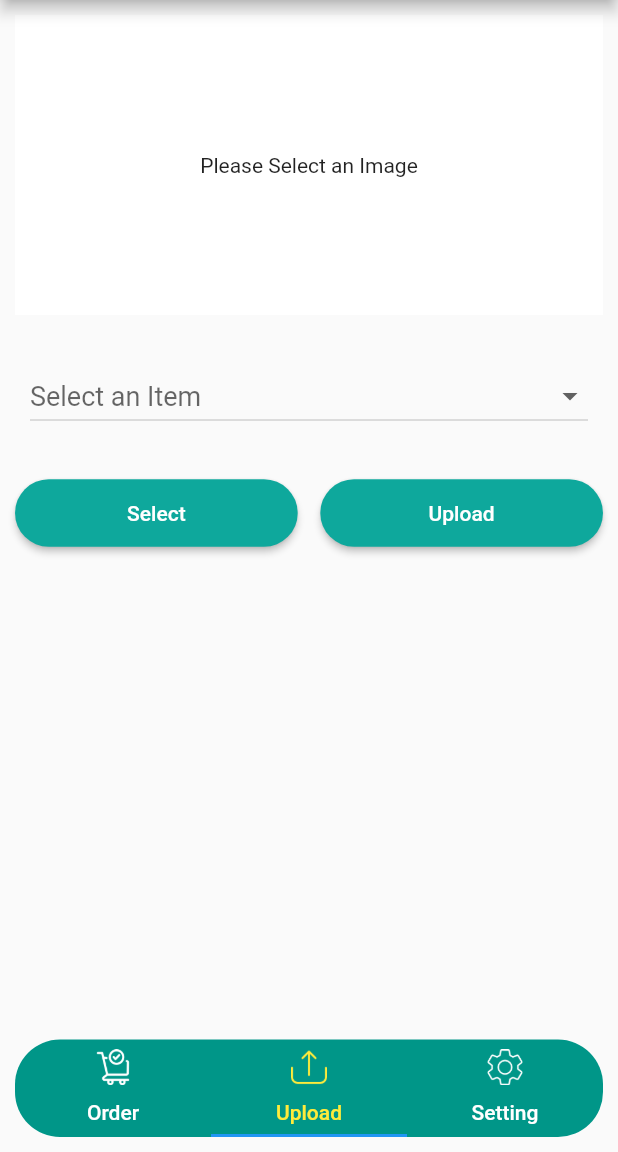
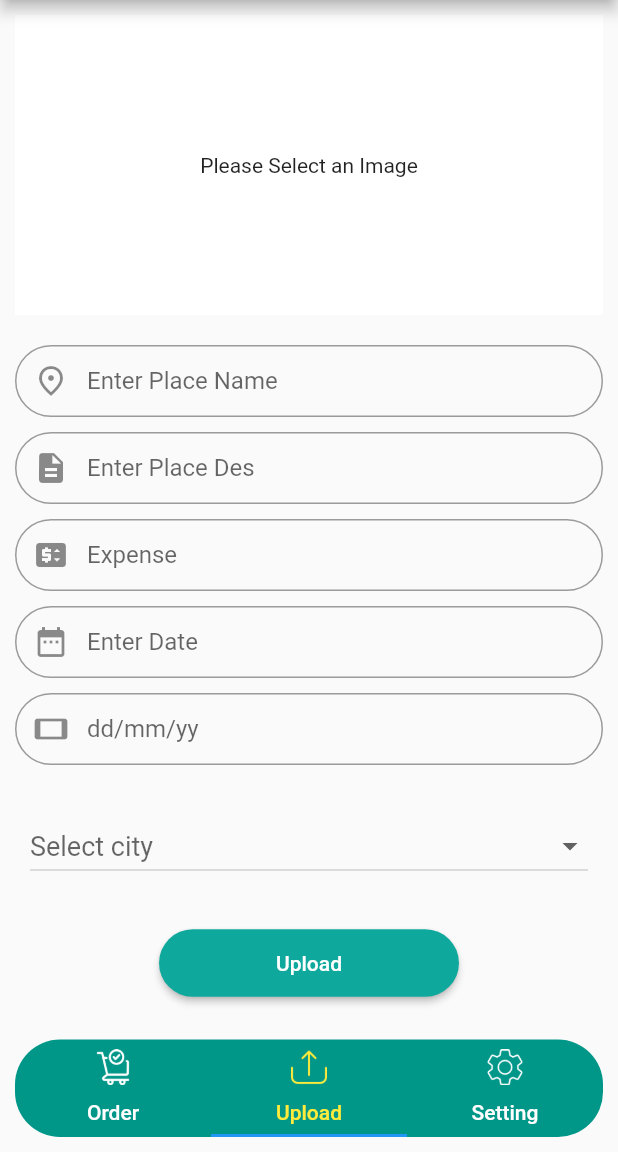
Before and after one commit to Asim-github-Ac/tourist_admin_panel, a Flutter app: the screen it shows after launch, item 2 of the bottom bar chosen, on a phone screen of 412 x 824 dp, the part 84-1236 px from its top. Run offline on Flutter 3.47's test engine with Material 2 defaults, Android fonts, the phone set to English and light mode, and no system bars; our stand-ins replace firebase_core, image_picker; accounts and stored records are empty; network calls fail.

Commit message:
admin_panel_tourist

```diff
--- a/lib/Dashboard/Upload.dart
+++ b/lib/Dashboard/Upload.dart
@@ -11,11 +11,12 @@ class UploadClass extends StatefulWidget {
 class _UploadClassState extends State<UploadClass> {
    Item? selectedUser;
   List<Item> users =<Item>[
-    const Item("Cloths"),
-    const Item("Food"),
-    const Item("Funds"),
-    const Item("Health"),
-    const Item("Education"),
+    const Item("Islamabad"),
+    const Item("Karachi"),
+    const Item("Kashmir"),
+    const Item("Skardu"),
+    const Item("Quetta"),
+    const Item("Lahore"),
   ];
   File? _image;
   final _picker = ImagePicker();
@@ -43,7 +44,9 @@ class _UploadClassState extends State<UploadClass> {
           child: Column(
             mainAxisSize: MainAxisSize.max,
             children: <Widget> [
-              new Container(
+              GestureDetector(
+                onTap: _openImagePicker,
+                child: new Container(
                   alignment: Alignment.center,
                   width: double.infinity,
                   height: 200,
@@ -51,6 +54,57 @@ class _UploadClassState extends State<UploadClass> {
                   child: _image != null
                       ? Image.file(_image!,fit: BoxFit.cover,)
                       : const Text("Please Select an Image"),
+                ),
+              ),
+              SizedBox(height: 20,),
+              TextFormField(
+               // controller: textPasswordController,
+                decoration: InputDecoration(
+                  hintText: 'Enter Place Name',
+                  prefixIcon: Icon(Icons.place_outlined),
+                  contentPadding: EdgeInsets.fromLTRB(20.0, 10.0, 20.0, 10.0),
+                  border: OutlineInputBorder(borderRadius: BorderRadius.circular(32.0)),
+                ),
+              ),
+              SizedBox(height: 10,),
+              TextFormField(
+               // controller: textPasswordController,
+                decoration: InputDecoration(
+                  hintText: 'Enter Place Des',
+                  prefixIcon: Icon(Icons.description),
+                  contentPadding: EdgeInsets.fromLTRB(20.0, 10.0, 20.0, 10.0),
+                  border: OutlineInputBorder(borderRadius: BorderRadius.circular(32.0)),
+                ),
+              ),
+              SizedBox(height: 10,),
+              TextFormField(
+                // controller: textPasswordController,
+                decoration: InputDecoration(
+                  hintText: 'Expense',
+                  prefixIcon: Icon(Icons.price_change),
+                  contentPadding: EdgeInsets.fromLTRB(20.0, 10.0, 20.0, 10.0),
+                  border: OutlineInputBorder(borderRadius: BorderRadius.circular(32.0)),
+                ),
+              ),
+              SizedBox(height: 10,),
+              TextFormField(
+                // controller: textPasswordController,
+                decoration: InputDecoration(
+                  hintText: 'Enter Date',
+                  prefixIcon: Icon(Icons.date_range),
+                  contentPadding: EdgeInsets.fromLTRB(20.0, 10.0, 20.0, 10.0),
+                  border: OutlineInputBorder(borderRadius: BorderRadius.circular(32.0)),
+                ),
+              ),
+              SizedBox(height: 10,),
+              TextFormField(
+                // controller: textPasswordController,
+                decoration: InputDecoration(
+                  hintText: 'dd/mm/yy',
+                  prefixIcon: Icon(Icons.stay_current_landscape),
+                  contentPadding: EdgeInsets.fromLTRB(20.0, 10.0, 20.0, 10.0),
+                  border: OutlineInputBorder(borderRadius: BorderRadius.circular(32.0)),
+                ),
               ),
               SizedBox(
                 height: 20,
@@ -62,7 +116,7 @@ class _UploadClassState extends State<UploadClass> {
                     elevation: 8,
                     isExpanded: true,
                     style: TextStyle(fontSize: 18),
-                    hint: Text("Select an Item"),
+                    hint: Text("Select city"),
                     value: selectedUser,
                     onChanged: (Value){
                         setState(() {
@@ -89,29 +143,7 @@ class _UploadClassState extends State<UploadClass> {
               new SizedBox(
                 height: 20,
               ),
-              new Row(
-                mainAxisAlignment: MainAxisAlignment.spaceEvenly,
-                children: <Widget>[
-                  Expanded(
-                      child: ElevatedButton(
-                        style: ElevatedButton.styleFrom(
-                          primary:Color(0xff0EA89C),
-                            shape: new RoundedRectangleBorder(
-                              borderRadius: BorderRadius.circular(30),
-                            ),
-                          maximumSize: const Size(200, 45),
-                          minimumSize: const Size(200, 45),
-                        ),
-                        child: const Text("Select"),
-                        onPressed: _openImagePicker,
-                      ),
-
-                  ),
-                  new SizedBox(
-                    width: 15,
-                  ),
-                  Expanded(
-                      child: ElevatedButton(
+              ElevatedButton(
                 style: ElevatedButton.styleFrom(
                   primary:Color(0xff0EA89C),
                   shape: new RoundedRectangleBorder(
@@ -122,9 +154,6 @@ class _UploadClassState extends State<UploadClass> {
                 ),
                 child: const Text("Upload"),
                 onPressed: (){},
-                      )
-                  ),
-                ],
               )
             ],
           ),
```
Lines whose indentation alone changed are shown as unchanged.
